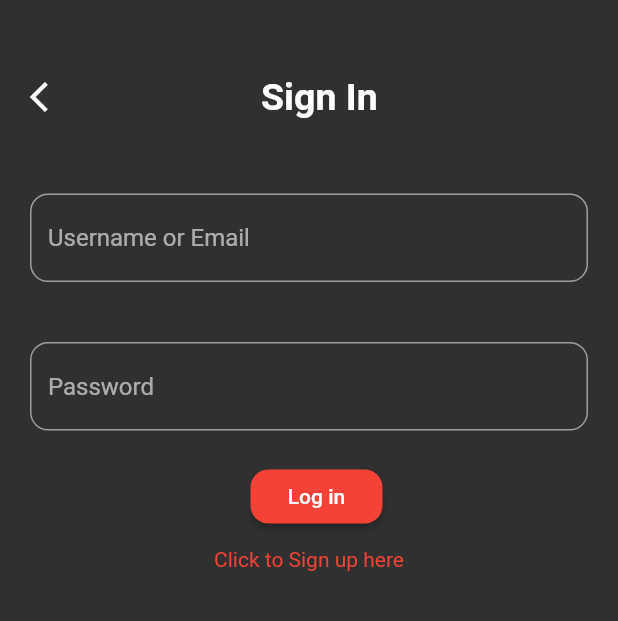
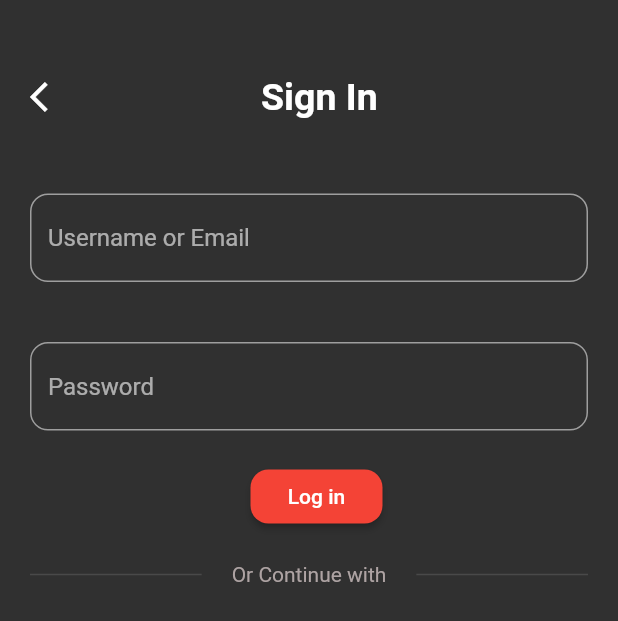
Before and after one commit to AzorAha1/Lifematch, a Flutter app: the screen it shows after launch, after a tap on "Sign In", on a phone screen of 412 x 824 dp. Shown: the top 621 px of the screen. Run offline on Flutter 3.47's test engine with Material 2 defaults, Android fonts, the light colour scheme and no system bars; our stand-ins replace firebase_auth, google_fonts, google_sign_in; missing offline and left inert: switcher; accounts and stored records are empty.

```diff
--- a/lib/Database/auth.dart
+++ b/lib/Database/auth.dart
@@ -0,0 +1,8 @@
+import 'package:firebase_auth/firebase_auth.dart';
+import 'package:google_sign_in/google_sign_in.dart';
+
+final GoogleSignIn _googlesignin = GoogleSignIn();
+
+class Database {
+
+}
--- a/lib/screens/Signin.dart
+++ b/lib/screens/Signin.dart
@@ -67,16 +67,39 @@ class _SigninState extends State<Signin> {
                   ),
                 ),
                 SizedBox(
-                  height: 10,
+                  height: 20,
                 ),
-                InkWell(
-                  child: Text(
-                    'Click to Sign up here',
-                    style: GoogleFonts.aBeeZee(color: Colors.red),
-                  ),
-                  onTap: () {
-                    Navigator.pushNamed(context, '/signup');
-                  },
+                // InkWell(
+                //   child: Text(
+                //     'Click to Sign up here',
+                //     style: GoogleFonts.aBeeZee(color: Colors.red),
+                //   ),
+                //   onTap: () {
+                //     Navigator.pushNamed(context, '/signup');
+                //   },
+                // ),
+
+                Row(
+                  children: [
+                    Expanded(
+                      child: Divider(
+                        indent: 20,
+                        endIndent: 20,
+                        thickness: 1,
+                      ),
+                    ),
+                    Text(
+                      'Or Continue with',
+                      style: GoogleFonts.aBeeZee(color: Color.fromARGB(221, 193, 181, 181)),
+                    ),
+                    Expanded(
+                      child: Divider(
+                        indent: 20,
+                        endIndent: 20,
+                        thickness: 1,
+                      ),
+                    )
+                  ],
                 ),
               ],
             ),
--- a/pubspec.yaml
+++ b/pubspec.yaml
@@ -33,6 +33,9 @@ dependencies:
     sdk: flutter
   google_fonts: ^3.0.1
   switcher: ^1.0.0
+  firebase_auth: ^4.2.5
+  cloud_firestore: ^4.3.1
+  google_sign_in: ^5.4.2
 
 
   # The following adds the Cupertino Icons font to your application.
```
Also changed, not shown: images/google.jpg (added), pubspec.lock.
